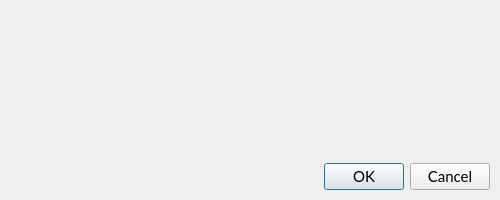
This is src/qt/forms/rescandialog.ui in VeriConomy/vericoin as Qt 5 draws it before an edit. The edited form follows.
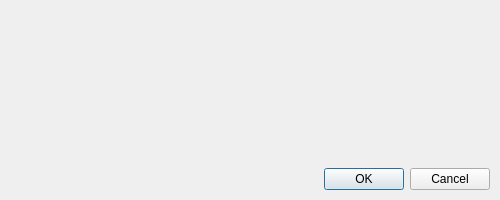
This is the edited form.

Commit message: more on mac fonts

```diff
--- a/src/qt/forms/rescandialog.ui
+++ b/src/qt/forms/rescandialog.ui
@@ -25,12 +25,6 @@
     <height>0</height>
    </size>
   </property>
-  <property name="font">
-   <font>
-    <family>Lato</family>
-    <pointsize>11</pointsize>
-   </font>
-  </property>
   <property name="windowTitle">
    <string>Rescan Blockchain</string>
   </property>
@@ -51,12 +45,6 @@
     <layout class="QVBoxLayout" name="verticalLayout_2">
      <item>
       <widget class="QLabel" name="statusLabel">
-       <property name="font">
-        <font>
-         <weight>50</weight>
-         <bold>false</bold>
-        </font>
-       </property>
        <property name="layoutDirection">
         <enum>Qt::LeftToRight</enum>
        </property>
```
The commit also changes 32 other files.
